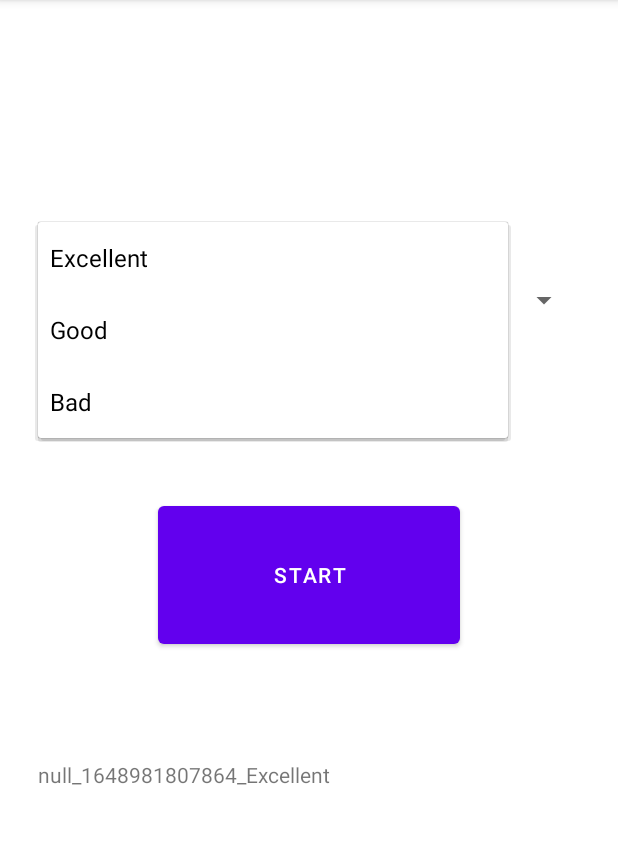
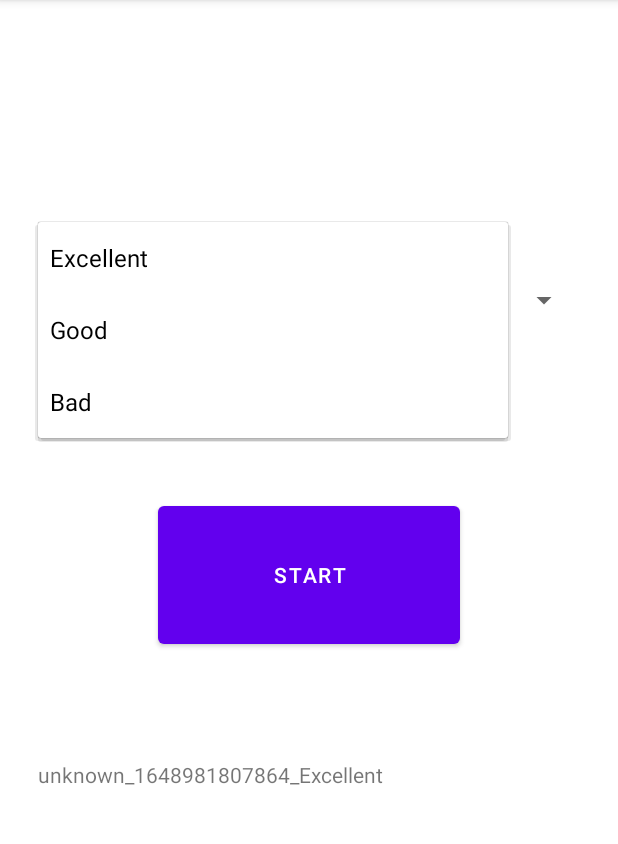
Before and after one commit to DanWillisUni/ThirdYearSmartPaddle, an Android app: the screen it shows after launch (MainActivity), after a tap on "Excellent", on a phone screen of 412 x 824 dp, the part 84-928 px from its top. Run offline under Robolectric (Android 15) with nearby library versions, the light colour scheme and no system bars; 2 other taps on this screen came first.

Commit message:
Got IMEI

```diff
--- a/KayakDataCollection/app/src/main/AndroidManifest.xml
+++ b/KayakDataCollection/app/src/main/AndroidManifest.xml
@@ -6,7 +6,8 @@
     <uses-feature android:name="android.hardware.sensor.gyroscope" android:required="true"/>
     <uses-feature android:name="android.hardware.sensor.accelerometer" android:required="true"/>
 
-    <uses-permission android:name="android.permission.WRITE_EXTERNAL_STORAGE" android:required="true"/>
+    <uses-permission android:name="android.permission.READ_PHONE_STATE" />
+    <uses-permission android:name="android.permission.WRITE_EXTERNAL_STORAGE"/>
 
     <application
         android:allowBackup="true"
--- a/KayakDataCollection/app/src/main/java/com/example/kayakdatacollection/MainActivity.java
+++ b/KayakDataCollection/app/src/main/java/com/example/kayakdatacollection/MainActivity.java
@@ -5,9 +5,13 @@ import androidx.core.app.ActivityCompat;
 import androidx.core.content.ContextCompat;
 
 import android.Manifest;
+import android.annotation.SuppressLint;
+import android.content.Context;
 import android.content.pm.PackageManager;
 import android.os.Bundle;
 import android.os.Environment;
+import android.telephony.TelephonyManager;
+import android.util.Log;
 import android.view.View;
 import android.widget.AdapterView;
 import android.widget.ArrayAdapter;
@@ -37,6 +41,7 @@ public class MainActivity extends AppCompatActivity{
     private long currentSessionStartTime;
 
     private static final int STORAGE_PERMISSION_CODE = 100;
+    private static final int STATE_PERMISSION_CODE = 101;
     private static final DecimalFormat df = new DecimalFormat("0.0000000000");
     private static final int IGNORE_TIME = 3000;
 
@@ -48,13 +53,7 @@ public class MainActivity extends AppCompatActivity{
         currentSessionName = "";
 
         //device ID
-        /*TelephonyManager tm=(TelephonyManager)getSystemService(Context.TELEPHONY_SERVICE);
-        int readIMEI= ContextCompat.checkSelfPermission(this, Manifest.permission.READ_PHONE_STATE);
-        if(IMEI == null) {
-            if (readIMEI == PackageManager.PERMISSION_GRANTED) {
-                IMEI = android.provider.Settings.Secure.getString(this.getContentResolver(), android.provider.Settings.Secure.ANDROID_ID);
-            }
-        }*/
+        IMEI = getUniqueIMEIId();
 
         //file setup
         checkPermission(Manifest.permission.WRITE_EXTERNAL_STORAGE,STORAGE_PERMISSION_CODE);
@@ -159,7 +158,6 @@ public class MainActivity extends AppCompatActivity{
         accelerometer.register();
         gyroscope.register();
     }
-
     @Override
     protected void onPause() {
         super.onPause();
@@ -172,12 +170,13 @@ public class MainActivity extends AppCompatActivity{
         if (ContextCompat.checkSelfPermission(MainActivity.this, permission) == PackageManager.PERMISSION_DENIED) {
             ActivityCompat.requestPermissions(MainActivity.this, new String[] { permission }, requestCode);// Requesting the permission
         } else {
-            Toast.makeText(MainActivity.this, "Permission already granted", Toast.LENGTH_SHORT).show();
+            Toast.makeText(MainActivity.this, "Permission for " + permission + " already granted", Toast.LENGTH_SHORT).show();
         }
     }
 
     private boolean writeToFile(String filename, List<String> content){
         try {
+            if(!content.isEmpty()){
                 File f = new File(writeDir,filename);
                 FileWriter writer = new FileWriter(f);
                 for (String line:content) {
@@ -185,10 +184,31 @@ public class MainActivity extends AppCompatActivity{
                 }
                 writer.flush();
                 writer.close();
+            }
         } catch (IOException e) {
             e.printStackTrace();
             return false;
         }
         return true;
     }
+
+    public String getUniqueIMEIId() {
+        try {
+            checkPermission(Manifest.permission.READ_PHONE_STATE,STATE_PERMISSION_CODE);
+            TelephonyManager telephonyManager = (TelephonyManager) this.getSystemService(Context.TELEPHONY_SERVICE);
+            if (ActivityCompat.checkSelfPermission(this, Manifest.permission.READ_PHONE_STATE) != PackageManager.PERMISSION_GRANTED) {
+                return "";
             }
+            @SuppressLint("MissingPermission") String imei = telephonyManager.getDeviceId();
+            Log.e("imei", "=" + imei);
+            if (imei != null && !imei.isEmpty()) {
+                return imei;
+            } else {
+                return android.os.Build.SERIAL;
+            }
+        } catch (Exception e) {
+            e.printStackTrace();
+        }
+        return "not_found";
+    }
+}
```
Lines whose indentation alone changed are shown as unchanged.
